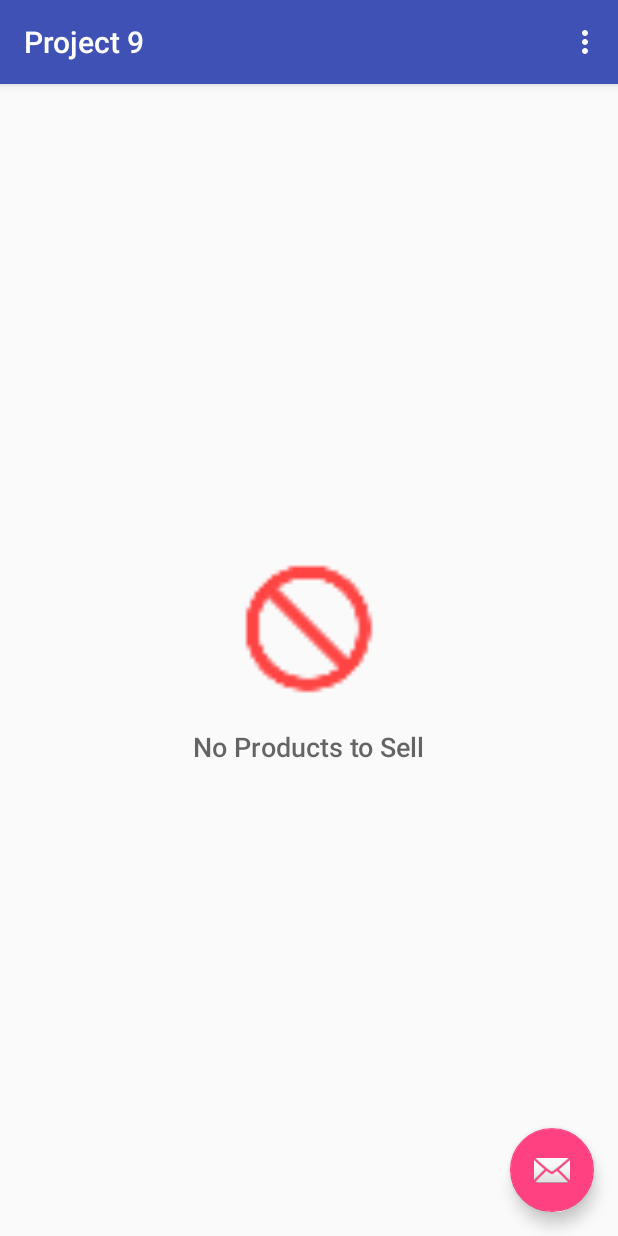
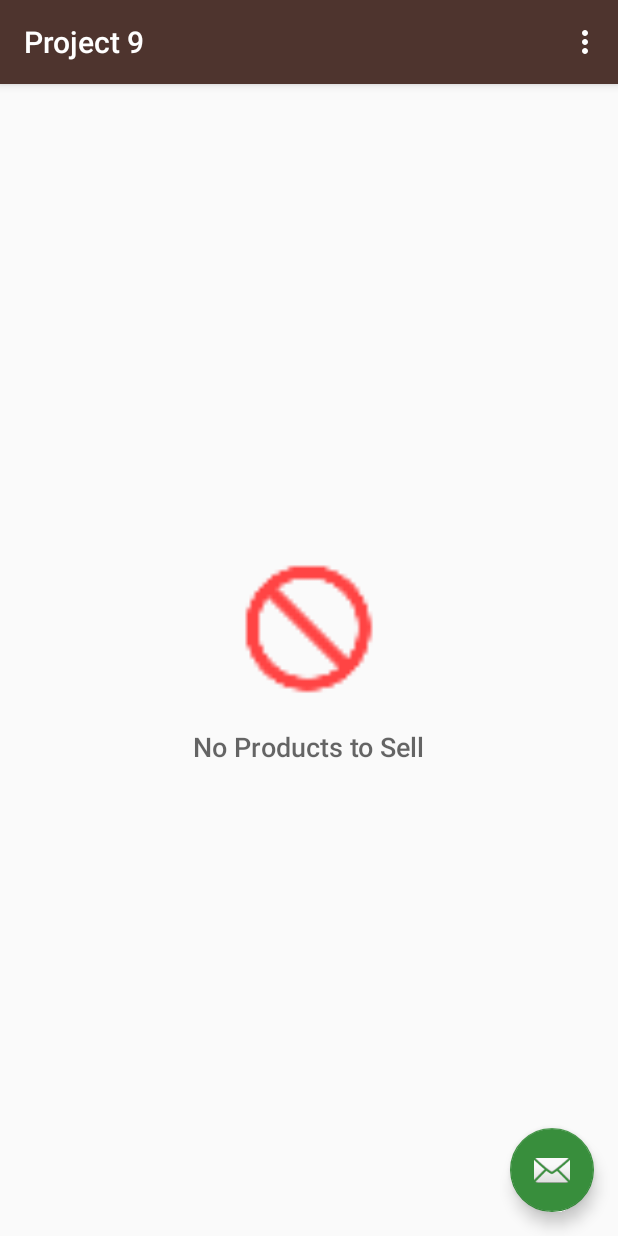
Before and after one commit to GustavoTDini/ABND---Project9, an Android app: the screen it shows after launch (InventoryActivity), on a phone screen of 412 x 824 dp. Run offline under Robolectric (Android 15) with nearby library versions, the phone set to English and light mode, and no system bars.

```diff
--- a/app/src/main/res/values/colors.xml
+++ b/app/src/main/res/values/colors.xml
@@ -1,6 +1,7 @@
 <?xml version="1.0" encoding="utf-8"?>
 <resources>
-    <color name="colorPrimary">#3F51B5</color>
-    <color name="colorPrimaryDark">#303F9F</color>
-    <color name="colorAccent">#FF4081</color>
+    <color name="colorPrimary">#4e342e</color>
+    <color name="colorPrimaryLight">#efebe9</color>
+    <color name="colorPrimaryDark">#260e04</color>
+    <color name="colorAccent">#388e3c</color>
 </resources>
```
